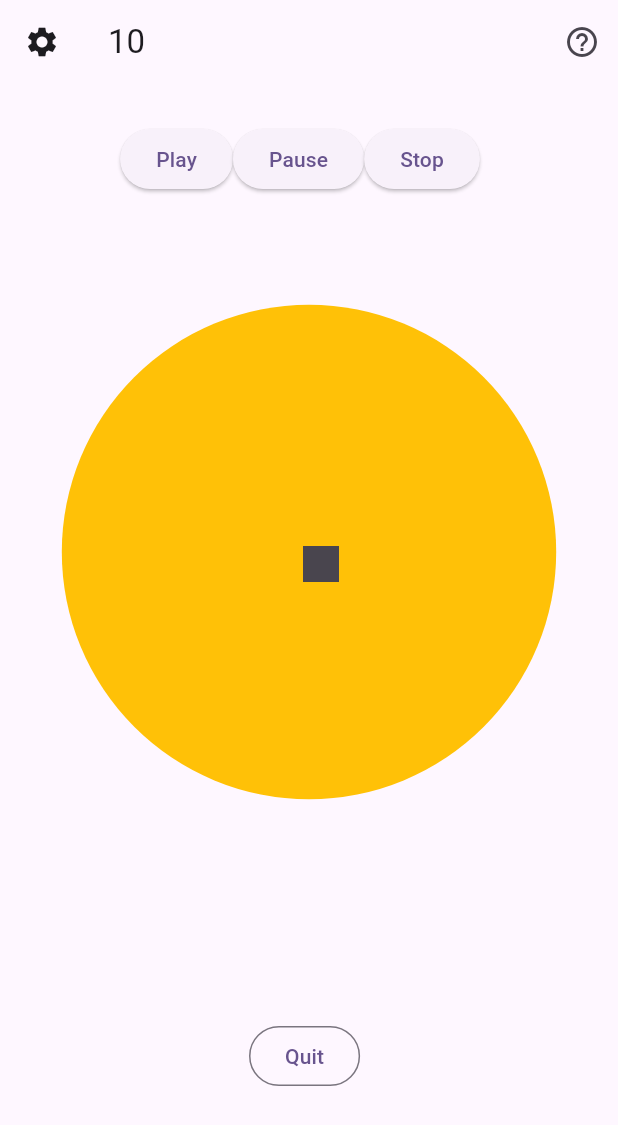
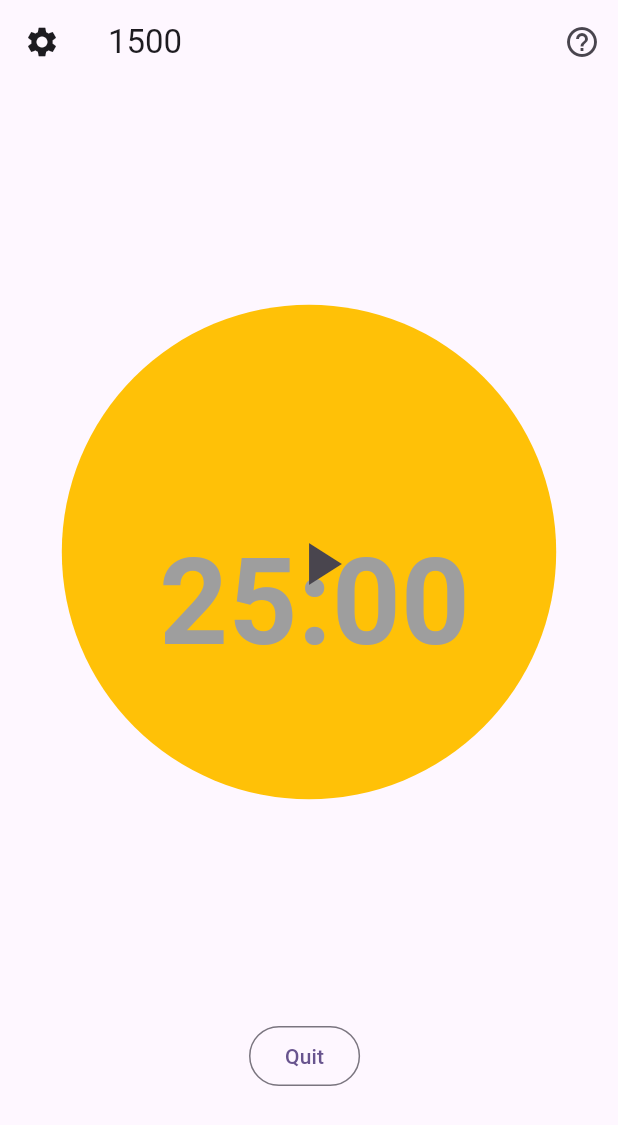
Before and after one commit to rocioaltairr/focus-tomato-timer, a Flutter app: the screen it shows after launch, on a phone screen of 412 x 824 dp. Shown: the top 1125 px of the screen. Run offline on Flutter 3.47's test engine with Material 2 defaults, Android fonts, the phone set to English and light mode, and no system bars; our stand-ins replace audioplayers, flutter_colorpicker; missing offline and left inert: route_panel.

Commit message:
add clock time

```diff
--- a/lib/model/data_model.dart
+++ b/lib/model/data_model.dart
@@ -1,9 +1,9 @@
 import 'package:flutter/material.dart';
 
 class DataModel extends ChangeNotifier {
-  int _time = 10;
+  int _time = 25 * 60;
   Color _currentColor = Colors.amber;
-  bool _isRunning = true;
+  bool _isRunning = false;
   List<Color> _currentColors = [Colors.yellow, Colors.green];
   bool _reset = false;
 
--- a/lib/screens/home_page.dart
+++ b/lib/screens/home_page.dart
@@ -1,11 +1,12 @@
+import 'dart:async';
 
 import 'package:audioplayers/audioplayers.dart';
 import 'package:flutter/cupertino.dart';
 import 'package:flutter/material.dart';
 import 'package:provider/provider.dart';
+import 'package:route_panel/route_panel.dart';
 import 'package:tomato_timer/screens/setting_page.dart';
 
-import '../components/audio_player.dart';
 import '../components/circular_animation.dart';
 import '../components/clock_painter.dart';
 import '../model/data_model.dart';
@@ -14,8 +15,6 @@
   int appBarHeight = 100;
   double circleBorder = 30;
   double buttonSize = 48;
-  AudioPlayer _audioPlayer = AudioPlayer();
-  String _audioFilePath = 'path_to_your_audio_file.mp3'; // Replace with your audio file path
 
   @override
   Widget build(BuildContext context) {
@@ -31,7 +30,6 @@
     return Scaffold(
       appBar: AppBar(
           title: Text(Provider.of<DataModel>(context, listen: true).time.toString()),
-          //title: Text(context.read<DataModel>().time.toString()),
           leading: IconButton(
             icon: const Icon(Icons.settings),
             tooltip: 'Show Snackbar',
@@ -53,12 +51,21 @@
       body: Center(
           child: Stack(
             children: [
-            Positioned(
-              top: 0,
-                child: SoundPlayerWidget(audioFilePath: 'assets/sounds/rain_thunder_storm.mp3'),
-                //Image.asset('assets/iii.png'),
-                //SoundPlayerWidget(audioFilePath: '/sounds/rain_thunder_storm.mp3'),
-            ),
+              // Positioned(
+              //   top: 0,
+              //   left: 0,
+              //   right: 0,
+              //   child: Container(
+              //     height: 200,
+              //     color: Colors.blue,
+              //     child:  ClockWidget(),
+              //   ),
+              // ),
+              // Positioned(
+              //   top: 0,
+              //     child: SoundPlayerWidget(audioFilePath: 'assets/sounds/rain_thunder_storm.mp3'),
+              //     //Image.asset('assets/iii.png'),
+              // ),
               Positioned(
                 top: 0,
                 child: CustomPaint(
@@ -74,6 +81,11 @@
                   size: Size(innerCircleWidth, innerCircleWidth),
                   color: Colors.black, // Color of the animated container
                 ),
+              ),
+              Positioned(
+                  top: (screenHeight)/2 - appBarHeight - buttonSize/2,
+                  left: (screenWidth)/2 - 100,
+                  child: ClockWidget()
               ),
               Positioned(
                 top: (screenHeight)/2 - appBarHeight - buttonSize/2,
@@ -108,22 +120,50 @@
   }
 }
 
+class ClockWidget extends StatefulWidget {
+  @override
+  _ClockWidgetState createState() => _ClockWidgetState();
+}
 
-// TODO: Make an route animation panel library
-class BottomToTopPageRoute extends PageRouteBuilder {
-  final Widget page;
+class _ClockWidgetState extends State<ClockWidget> {
 
-  BottomToTopPageRoute({required this.page}) : super(
-    pageBuilder: (context, animation, secondaryAnimation) => page,
-    transitionsBuilder: (context, animation, secondaryAnimation, child) {
-      const begin = Offset(0.0, 1.0);
-      const end = Offset.zero;
-      const curve = Curves.easeInOut;
+  @override
+  void initState() {
+    super.initState();
+    _startCountdown();
+  }
 
-      var tween = Tween(begin: begin, end: end).chain(CurveTween(curve: curve));
-      var offsetAnimation = animation.drive(tween);
+  void _startCountdown() {
+    Timer.periodic(Duration(seconds: 1), (timer) {
+      if (Provider.of<DataModel>(context, listen: false).isRunning &&
+          Provider.of<DataModel>(context, listen: false).time > 0) {
+        setState(() {
+          int seconds = Provider.of<DataModel>(context, listen: false).time;
+          Provider.of<DataModel>(context, listen: false).setTime(seconds-=1);
+        });
+      } else {
+        //timer.cancel(); // Stop the countdown when it reaches zero
+      }
+    });
+  }
 
-      return SlideTransition(position: offsetAnimation, child: child);
-    },
+  @override
+  Widget build(BuildContext context) {
+
+    return Column(
+      mainAxisAlignment: MainAxisAlignment.center,
+      children: [
+        Text(
+          '${(Provider.of<DataModel>(context).time/60).toInt()}:${ (Provider.of<DataModel>(context,listen: false).time%60 < 10)
+          ? "0${Provider.of<DataModel>(context,listen: false).time%60}"
+          : "${Provider.of<DataModel>(context,listen: false).time%60}"}',
+          style: const TextStyle(
+            fontSize: 80,
+            fontWeight: FontWeight.bold,
+            color: Colors.grey,
+          ),
+        ),
+      ],
     );
   }
+}
--- a/pubspec.yaml
+++ b/pubspec.yaml
@@ -38,6 +38,8 @@
   cupertino_icons: ^1.0.2
   flutter_colorpicker: ^1.0.3
   audioplayers: ^0.19.0
+  route_panel: ^0.0.3
+  intl:
 
 
 dev_dependencies:
```
Also changed, not shown: lib/components/clock.dart (added, +57 -0 lines), lib/screens/setting_page.dart (+14 -14 lines), pubspec.lock, 1 other file. Lines whose indentation alone changed are shown as unchanged.
